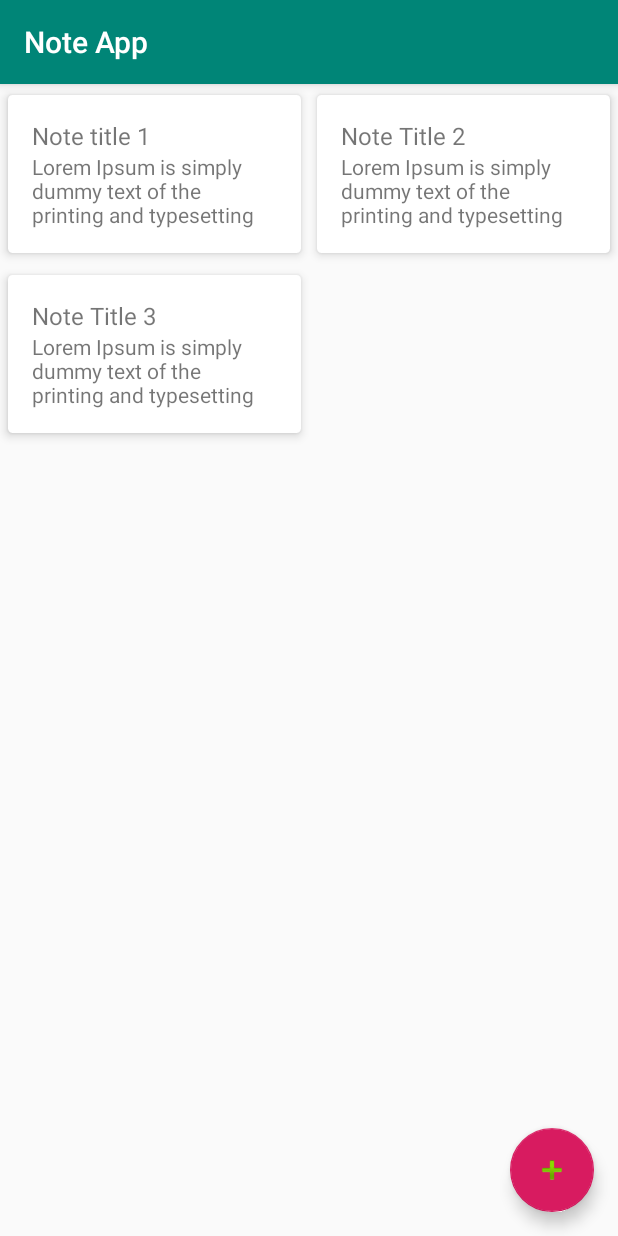
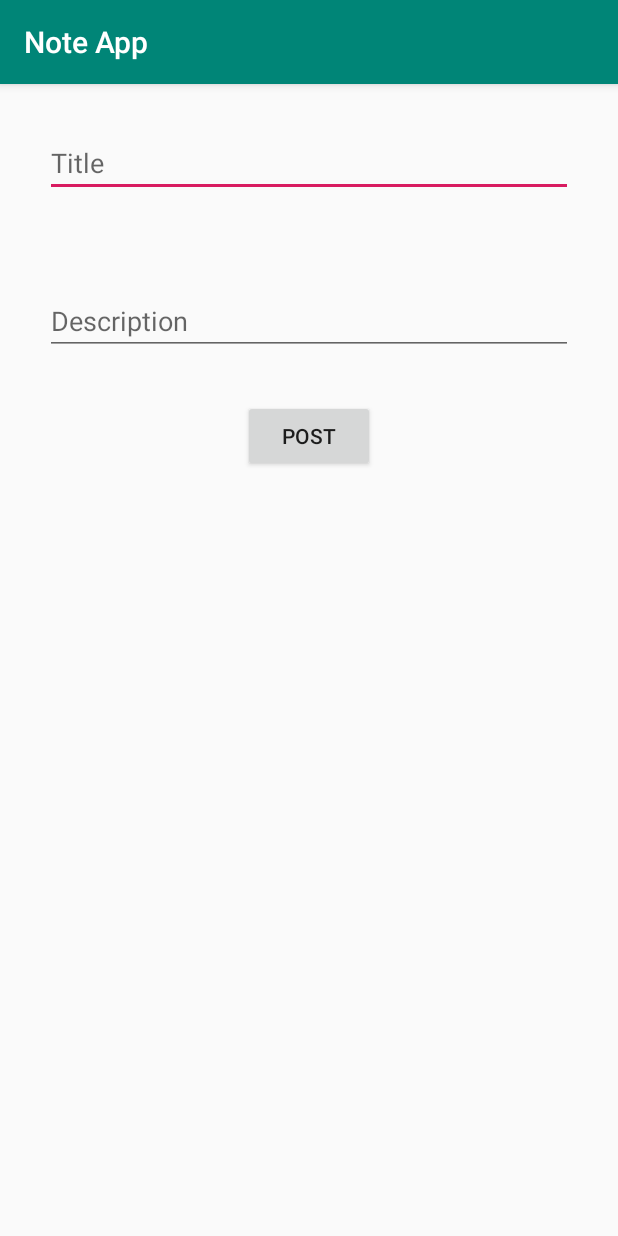
Before and after one commit to Erikadarisman/Note-App-Android-Test, an Android app: the screen it shows after launch (MainActivity before the commit, AddNoteController after it), after a tap on an icon or button, on a phone screen of 412 x 824 dp. Run offline under Robolectric (Android 15) with nearby library versions, the phone set to English and light mode, and no system bars.

Commit message:
add edittext n push value to note

```diff
--- a/app/src/main/java/com/kadarisman/noteapp/AddNoteController.kt
+++ b/app/src/main/java/com/kadarisman/noteapp/AddNoteController.kt
@@ -1,21 +1,31 @@
 package com.kadarisman.noteapp
 
 import android.os.Bundle
+import android.widget.EditText
 import android.widget.Toast
 import androidx.appcompat.app.AppCompatActivity
 import kotlinx.android.synthetic.main.post_note.*
 
 class AddNoteController : AppCompatActivity() {
 
+    private var titleEditText: EditText? = null
+    private var descEditText: EditText? = null
+
+
     override fun onCreate(savedInstanceState: Bundle?) {
         super.onCreate(savedInstanceState)
         setContentView(R.layout.post_note)
 
+        titleEditText = et_title
+        descEditText = et_desc
+
+
+
         val buttonPost = bt_post_note
         buttonPost.setOnClickListener {
             Toast.makeText(this,"Post Note!!!!",Toast.LENGTH_LONG).show()
-            DummyData.addNote("hello World","skuyy living")
-            println("tessss")
+            DummyData.addNote(titleEditText!!.text.toString(),descEditText!!.text.toString())
+//            println(titleEditText!!.text.toString())
         }
     }
 }
--- a/app/src/main/java/com/kadarisman/noteapp/DummyData.kt
+++ b/app/src/main/java/com/kadarisman/noteapp/DummyData.kt
@@ -2,7 +2,6 @@ package com.kadarisman.noteapp
 
 object DummyData {
     val dataNote = ArrayList<Note>()
-    var no = 1
 
     fun getDataNote(): List<Note> {
 
@@ -34,9 +33,8 @@ object DummyData {
     }
 
     fun addNote(title: String, description: String){
-        dataNote.add(Note("${title}${no}",description))
+        dataNote.add(Note(title,description))
         println(dataNote)
-        no++
     }
 
 }
--- a/app/src/main/java/com/kadarisman/noteapp/MainActivity.kt
+++ b/app/src/main/java/com/kadarisman/noteapp/MainActivity.kt
@@ -51,9 +51,9 @@ class MainActivity : AppCompatActivity() {
     }
 
     private fun  addNote(){
-//        val intent = Intent(this,AddNoteController::class.java)
-//        startActivity(intent)
-        DummyData.addNote("hello World","Lorem Ipsum is simply dummy text of the printing and typesetting industry. Lorem Ipsum has been the industry's standard dummy text ever since the 1500s. Lorem Ipsum is simply dummy text of the printing and typesetting industry. Lorem Ipsum has been the industry's standard dummy text ever since the 1500s.")
+        val intent = Intent(this,AddNoteController::class.java)
+        startActivity(intent)
+//        DummyData.addNote("hello World","Lorem Ipsum is simply dummy text of the printing and typesetting industry. Lorem Ipsum has been the industry's standard dummy text ever since the 1500s. Lorem Ipsum is simply dummy text of the printing and typesetting industry. Lorem Ipsum has been the industry's standard dummy text ever since the 1500s.")
 
     }
 
--- a/app/src/main/res/layout/post_note.xml
+++ b/app/src/main/res/layout/post_note.xml
@@ -2,6 +2,25 @@
 <LinearLayout xmlns:android="http://schemas.android.com/apk/res/android"
     android:orientation="vertical" android:layout_width="match_parent"
     android:layout_height="match_parent">
+
+    <EditText
+        android:id="@+id/et_title"
+        android:layout_width="match_parent"
+        android:layout_height="wrap_content"
+        android:inputType="text"
+        android:layout_margin="30dp"
+        android:selectAllOnFocus="true"
+        android:singleLine="false"
+        android:hint="Title"/>
+    <EditText
+        android:id="@+id/et_desc"
+        android:layout_width="match_parent"
+        android:layout_height="wrap_content"
+        android:inputType="text|textMultiLine"
+        android:layout_margin="30dp"
+        android:selectAllOnFocus="true"
+        android:singleLine="false"
+        android:hint="Description" />
 
     <Button
         android:id="@+id/bt_post_note"
```
